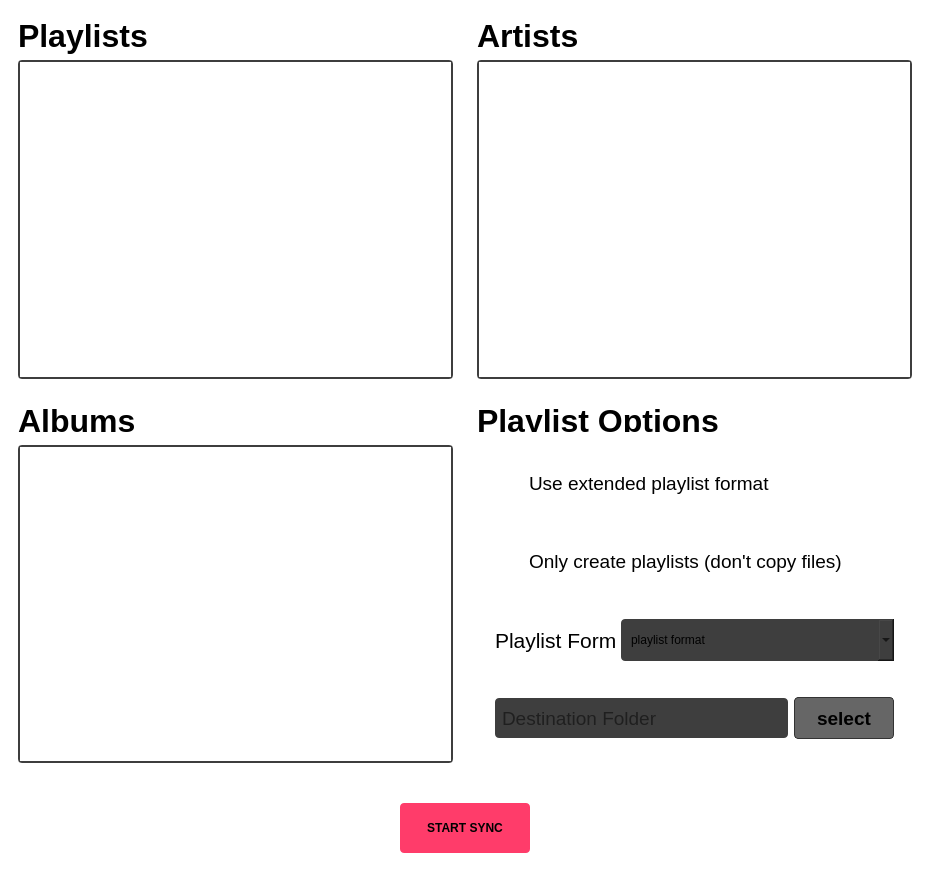
This is src/main/python/mainwindow.ui in SlawaGurevich/iTunes2SD as Qt 5 draws it before an edit. The edited form follows.
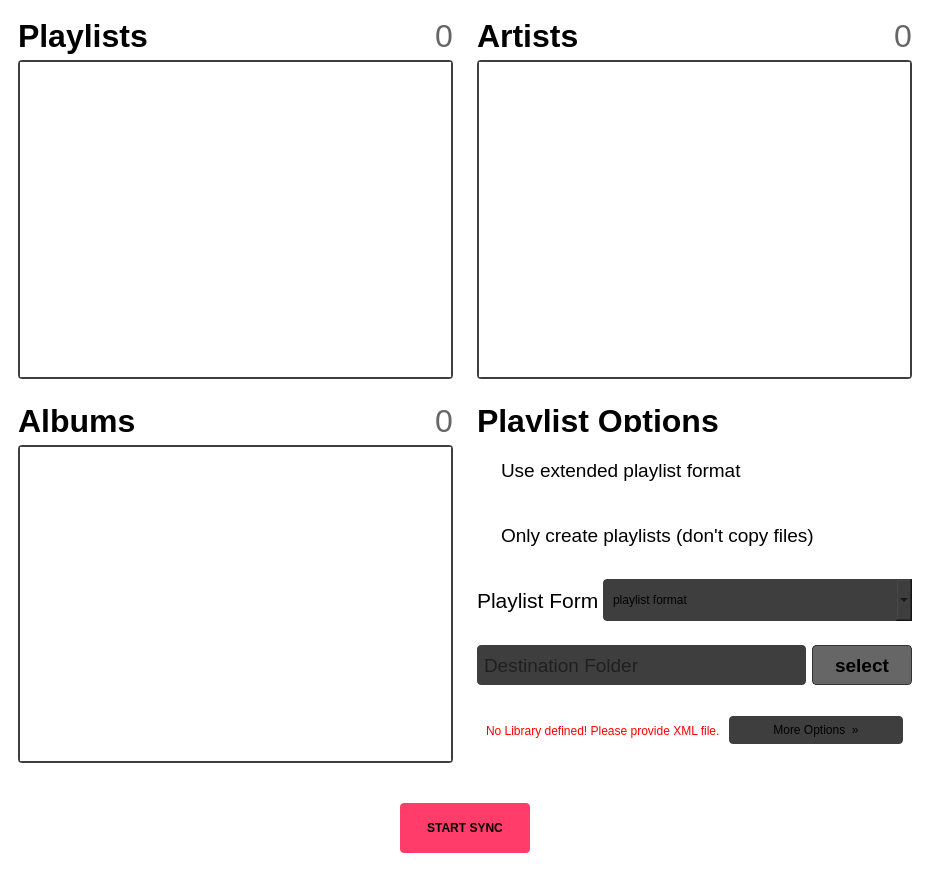
This is the edited form. Icons and pictures are not drawn.

Commit message: Added Library check on start and on Path Change

Diff of the .ui file:
```diff
--- a/src/main/python/mainwindow.ui
+++ b/src/main/python/mainwindow.ui
@@ -47,20 +47,6 @@
     <item row="0" column="0">
      <widget class="QWidget" name="widget" native="true">
       <layout class="QGridLayout" name="gridLayout_3">
-       <item row="0" column="0">
-        <widget class="QLabel" name="lPlaylists">
-         <property name="font">
-          <font>
-           <pointsize>24</pointsize>
-           <weight>75</weight>
-           <bold>true</bold>
-          </font>
-         </property>
-         <property name="text">
-          <string>Playlists</string>
-         </property>
-        </widget>
-       </item>
        <item row="1" column="0">
         <widget class="QListView" name="vPlaylists">
          <property name="minimumSize">
@@ -71,27 +57,67 @@
          </property>
         </widget>
        </item>
+       <item row="0" column="0">
+        <widget class="QWidget" name="widget_12" native="true">
+         <layout class="QHBoxLayout" name="horizontalLayout_6">
+          <property name="spacing">
+           <number>0</number>
+          </property>
+          <property name="leftMargin">
+           <number>0</number>
+          </property>
+          <property name="topMargin">
+           <number>0</number>
+          </property>
+          <property name="rightMargin">
+           <number>0</number>
+          </property>
+          <property name="bottomMargin">
+           <number>0</number>
+          </property>
+          <item>
+           <widget class="QLabel" name="lPlaylists">
+            <property name="font">
+             <font>
+              <pointsize>24</pointsize>
+              <weight>75</weight>
+              <bold>true</bold>
+             </font>
+            </property>
+            <property name="text">
+             <string>Playlists</string>
+            </property>
+           </widget>
+          </item>
+          <item>
+           <widget class="QLabel" name="lPlaylistCount">
+            <property name="font">
+             <font>
+              <pointsize>24</pointsize>
+             </font>
+            </property>
+            <property name="styleSheet">
+             <string notr="true">#lPlaylistCount {
+	color: #666;
+}</string>
+            </property>
+            <property name="text">
+             <string>0</string>
+            </property>
+            <property name="alignment">
+             <set>Qt::AlignRight|Qt::AlignTrailing|Qt::AlignVCenter</set>
+            </property>
+           </widget>
+          </item>
+         </layout>
+        </widget>
+       </item>
       </layout>
      </widget>
     </item>
     <item row="0" column="1">
      <widget class="QWidget" name="widget_2" native="true">
       <layout class="QGridLayout" name="gridLayout_4">
-       <item row="0" column="0">
-        <widget class="QLabel" name="lArtists">
-         <property name="font">
-          <font>
-           <pointsize>24</pointsize>
-           <weight>75</weight>
-           <italic>false</italic>
-           <bold>true</bold>
-          </font>
-         </property>
-         <property name="text">
-          <string>Artists</string>
-         </property>
-        </widget>
-       </item>
        <item row="1" column="0">
         <widget class="QListView" name="vArtists">
          <property name="minimumSize">
@@ -102,13 +128,126 @@
          </property>
         </widget>
        </item>
+       <item row="0" column="0">
+        <widget class="QWidget" name="widget_13" native="true">
+         <layout class="QHBoxLayout" name="horizontalLayout_7">
+          <property name="spacing">
+           <number>0</number>
+          </property>
+          <property name="leftMargin">
+           <number>0</number>
+          </property>
+          <property name="topMargin">
+           <number>0</number>
+          </property>
+          <property name="rightMargin">
+           <number>0</number>
+          </property>
+          <property name="bottomMargin">
+           <number>0</number>
+          </property>
+          <item>
+           <widget class="QLabel" name="lArtists">
+            <property name="font">
+             <font>
+              <pointsize>24</pointsize>
+              <weight>75</weight>
+              <italic>false</italic>
+              <bold>true</bold>
+             </font>
+            </property>
+            <property name="text">
+             <string>Artists</string>
+            </property>
+           </widget>
+          </item>
+          <item>
+           <widget class="QLabel" name="lArtistCount">
+            <property name="font">
+             <font>
+              <pointsize>24</pointsize>
+              <stylestrategy>PreferDefault</stylestrategy>
+             </font>
+            </property>
+            <property name="styleSheet">
+             <string notr="true">#lArtistCount {
+	color: #666;
+}</string>
+            </property>
+            <property name="text">
+             <string>0</string>
+            </property>
+            <property name="alignment">
+             <set>Qt::AlignRight|Qt::AlignTrailing|Qt::AlignVCenter</set>
+            </property>
+           </widget>
+          </item>
+         </layout>
+        </widget>
+       </item>
       </layout>
      </widget>
     </item>
     <item row="1" column="0">
      <widget class="QWidget" name="widget_3" native="true">
       <layout class="QGridLayout" name="gridLayout_5">
-       <item row="1" column="0">
+       <item row="0" column="0">
+        <widget class="QWidget" name="widget_6" native="true">
+         <layout class="QHBoxLayout" name="horizontalLayout_5">
+          <property name="spacing">
+           <number>0</number>
+          </property>
+          <property name="leftMargin">
+           <number>0</number>
+          </property>
+          <property name="topMargin">
+           <number>0</number>
+          </property>
+          <property name="rightMargin">
+           <number>0</number>
+          </property>
+          <property name="bottomMargin">
+           <number>0</number>
+          </property>
+          <item>
+           <widget class="QLabel" name="lAlbums">
+            <property name="font">
+             <font>
+              <pointsize>24</pointsize>
+              <weight>75</weight>
+              <bold>true</bold>
+              <kerning>true</kerning>
+             </font>
+            </property>
+            <property name="text">
+             <string>Albums</string>
+            </property>
+           </widget>
+          </item>
+          <item>
+           <widget class="QLabel" name="lAlbumCount">
+            <property name="font">
+             <font>
+              <pointsize>24</pointsize>
+             </font>
+            </property>
+            <property name="styleSheet">
+             <string notr="true">#lAlbumCount {
+	color: #666
+}</string>
+            </property>
+            <property name="text">
+             <string>0</string>
+            </property>
+            <property name="alignment">
+             <set>Qt::AlignRight|Qt::AlignTrailing|Qt::AlignVCenter</set>
+            </property>
+           </widget>
+          </item>
+         </layout>
+        </widget>
+       </item>
+       <item row="3" column="0">
         <widget class="QListView" name="vAlbums">
          <property name="minimumSize">
           <size>
@@ -121,21 +260,6 @@
          </property>
         </widget>
        </item>
-       <item row="0" column="0">
-        <widget class="QLabel" name="lAlbums">
-         <property name="font">
-          <font>
-           <pointsize>24</pointsize>
-           <weight>75</weight>
-           <bold>true</bold>
-           <kerning>true</kerning>
-          </font>
-         </property>
-         <property name="text">
-          <string>Albums</string>
-         </property>
-        </widget>
-       </item>
       </layout>
      </widget>
     </item>
@@ -179,11 +303,35 @@
         </widget>
        </item>
        <item row="1" column="0">
-        <widget class="QWidget" name="widget_6" native="true">
+        <widget class="QWidget" name="grOptions" native="true">
+         <property name="styleSheet">
+          <string notr="true"/>
+         </property>
          <layout class="QVBoxLayout" name="verticalLayout">
+          <property name="spacing">
+           <number>0</number>
+          </property>
+          <property name="leftMargin">
+           <number>0</number>
+          </property>
+          <property name="topMargin">
+           <number>0</number>
+          </property>
+          <property name="rightMargin">
+           <number>0</number>
+          </property>
+          <property name="bottomMargin">
+           <number>0</number>
+          </property>
           <item>
            <widget class="QWidget" name="widget_8" native="true">
             <layout class="QVBoxLayout" name="verticalLayout_2">
+             <property name="leftMargin">
+              <number>0</number>
+             </property>
+             <property name="rightMargin">
+              <number>0</number>
+             </property>
              <item>
               <widget class="QCheckBox" name="cbExtended">
                <property name="font">
@@ -193,7 +341,7 @@
                </property>
                <property name="styleSheet">
                 <string notr="true">QCheckBox {
-	padding: 10;
+	padding: 10 0;
 	border-radius: 8;
 }
 
@@ -223,6 +371,12 @@
           <item>
            <widget class="QWidget" name="widget_10" native="true">
             <layout class="QVBoxLayout" name="verticalLayout_4">
+             <property name="leftMargin">
+              <number>0</number>
+             </property>
+             <property name="rightMargin">
+              <number>0</number>
+             </property>
              <item>
               <widget class="QCheckBox" name="cbExtended_3">
                <property name="font">
@@ -232,7 +386,7 @@
                </property>
                <property name="styleSheet">
                 <string notr="true">QCheckBox {
-	padding: 10;
+	padding: 10 0;
 	border-radius: 8;
 }
 
@@ -262,6 +416,12 @@
           <item>
            <widget class="QWidget" name="widget_7" native="true">
             <layout class="QHBoxLayout" name="horizontalLayout_3">
+             <property name="leftMargin">
+              <number>0</number>
+             </property>
+             <property name="rightMargin">
+              <number>0</number>
+             </property>
              <item>
               <widget class="QLabel" name="lFormat">
                <property name="maximumSize">
@@ -323,6 +483,12 @@
           <item>
            <widget class="QWidget" name="widget_9" native="true">
             <layout class="QHBoxLayout" name="horizontalLayout_2">
+             <property name="leftMargin">
+              <number>0</number>
+             </property>
+             <property name="rightMargin">
+              <number>0</number>
+             </property>
              <item>
               <widget class="QLineEdit" name="iDestination">
                <property name="minimumSize">
@@ -334,7 +500,7 @@
                <property name="maximumSize">
                 <size>
                  <width>16777215</width>
-                 <height>16777215</height>
+                 <height>40</height>
                 </size>
                </property>
                <property name="font">
@@ -365,7 +531,13 @@
                <property name="minimumSize">
                 <size>
                  <width>100</width>
-                 <height>42</height>
+                 <height>40</height>
+                </size>
+               </property>
+               <property name="maximumSize">
+                <size>
+                 <width>16777215</width>
+                 <height>40</height>
                 </size>
                </property>
                <property name="font">
@@ -390,6 +562,57 @@
             </layout>
            </widget>
           </item>
+          <item>
+           <widget class="QWidget" name="widget_11" native="true">
+            <property name="layoutDirection">
+             <enum>Qt::LeftToRight</enum>
+            </property>
+            <layout class="QHBoxLayout" name="horizontalLayout_4">
+             <item>
+              <widget class="QLabel" name="lNoLib">
+               <property name="enabled">
+                <bool>true</bool>
+               </property>
+               <property name="visible">
+                <bool>false</bool>
+               </property>
+               <property name="styleSheet">
+                <string notr="true">#lNoLib {
+	color: red;
+}</string>
+               </property>
+               <property name="text">
+                <string>No Library defined! Please provide XML file. </string>
+               </property>
+              </widget>
+             </item>
+             <item>
+              <widget class="QPushButton" name="bMoreOptions">
+               <property name="maximumSize">
+                <size>
+                 <width>200</width>
+                 <height>16777215</height>
+                </size>
+               </property>
+               <property name="layoutDirection">
+                <enum>Qt::LeftToRight</enum>
+               </property>
+               <property name="styleSheet">
+                <string notr="true">#bMoreOptions {
+	border: none;
+	background: #3e3e3e;
+	padding: 7;
+	border-radius: 4;
+}</string>
+               </property>
+               <property name="text">
+                <string>More Options  »</string>
+               </property>
+              </widget>
+             </item>
+            </layout>
+           </widget>
+          </item>
          </layout>
         </widget>
        </item>
```
Left out of the diff: 2 changed lines with no effect on the pictures. The commit also changes 7 other files.
